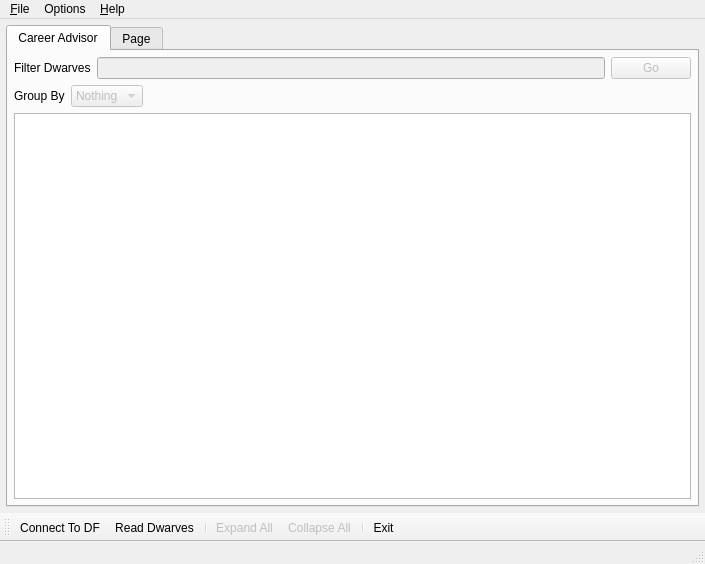
This is ui/mainwindow.ui in BlessedHeretic/dwarf-therapist-1 as Qt 5 draws it before an edit. The edited form follows.
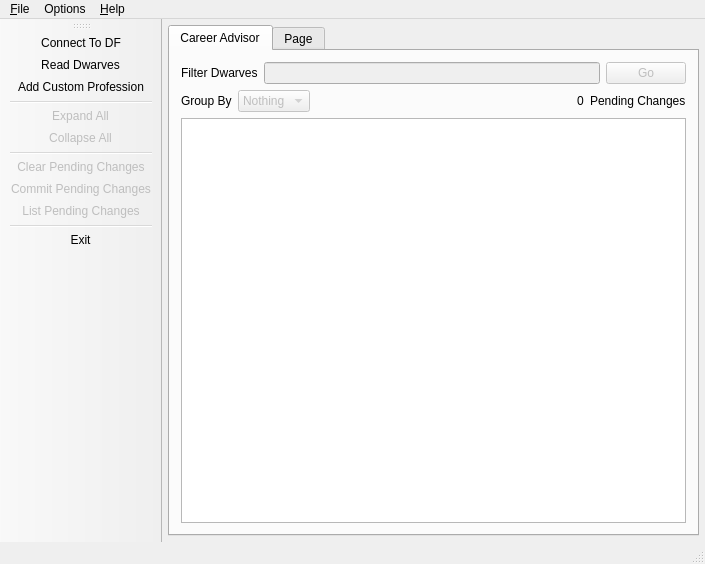
This is the edited form. Icons and pictures are not drawn. Custom widgets are drawn as their Qt base class.

```diff
--- a/ui/mainwindow.ui
+++ b/ui/mainwindow.ui
@@ -32,9 +32,6 @@
         <string>Career Advisor</string>
        </attribute>
        <layout class="QVBoxLayout" name="verticalLayout">
-        <property name="margin">
-         <number>6</number>
-        </property>
         <item>
          <layout class="QHBoxLayout" name="horizontalLayout">
           <item>
@@ -109,10 +106,29 @@
             </property>
            </spacer>
           </item>
+          <item>
+           <widget class="QLabel" name="lbl_pending_changes">
+            <property name="text">
+             <string>0</string>
+            </property>
+           </widget>
+          </item>
+          <item>
+           <widget class="QLabel" name="label_2">
+            <property name="text">
+             <string>Pending Changes</string>
+            </property>
+           </widget>
+          </item>
          </layout>
         </item>
         <item>
          <widget class="StateTableView" name="stv">
+          <property name="font">
+           <font>
+            <pointsize>8</pointsize>
+           </font>
+          </property>
           <property name="mouseTracking">
            <bool>true</bool>
           </property>
@@ -132,7 +148,7 @@
            <bool>true</bool>
           </property>
           <property name="sortingEnabled">
-           <bool>true</bool>
+           <bool>false</bool>
           </property>
           <property name="animated">
            <bool>false</bool>
@@ -223,17 +239,22 @@
     <enum>Qt::ToolButtonTextBesideIcon</enum>
    </property>
    <attribute name="toolBarArea">
-    <enum>BottomToolBarArea</enum>
+    <enum>LeftToolBarArea</enum>
    </attribute>
    <attribute name="toolBarBreak">
     <bool>false</bool>
    </attribute>
    <addaction name="act_connect_to_DF"/>
    <addaction name="act_read_dwarves"/>
+   <addaction name="act_add_custom_Profession"/>
    <addaction name="separator"/>
    <addaction name="act_expand_all"/>
    <addaction name="act_collapse_all"/>
    <addaction name="separator"/>
+   <addaction name="act_clear_pending_changes"/>
+   <addaction name="act_commit_pending_changes"/>
+   <addaction name="act_list_pending_changes"/>
+   <addaction name="separator"/>
    <addaction name="act_exit"/>
   </widget>
   <widget class="QStatusBar" name="statusBar"/>
@@ -387,6 +408,36 @@
     <string>Add Custom Profession</string>
    </property>
   </action>
+  <action name="act_clear_pending_changes">
+   <property name="enabled">
+    <bool>false</bool>
+   </property>
+   <property name="text">
+    <string>Clear Pending Changes</string>
+   </property>
+   <property name="toolTip">
+    <string>Abort all uncomitted changes</string>
+   </property>
+  </action>
+  <action name="act_commit_pending_changes">
+   <property name="enabled">
+    <bool>false</bool>
+   </property>
+   <property name="text">
+    <string>Commit Pending Changes</string>
+   </property>
+   <property name="toolTip">
+    <string>Write all uncomitted changes to DF</string>
+   </property>
+  </action>
+  <action name="act_list_pending_changes">
+   <property name="enabled">
+    <bool>false</bool>
+   </property>
+   <property name="text">
+    <string>List Pending Changes</string>
+   </property>
+  </action>
  </widget>
  <layoutdefault spacing="6" margin="11"/>
  <customwidgets>
```
Left out of the diff: 18 changed lines with no effect on the pictures.
